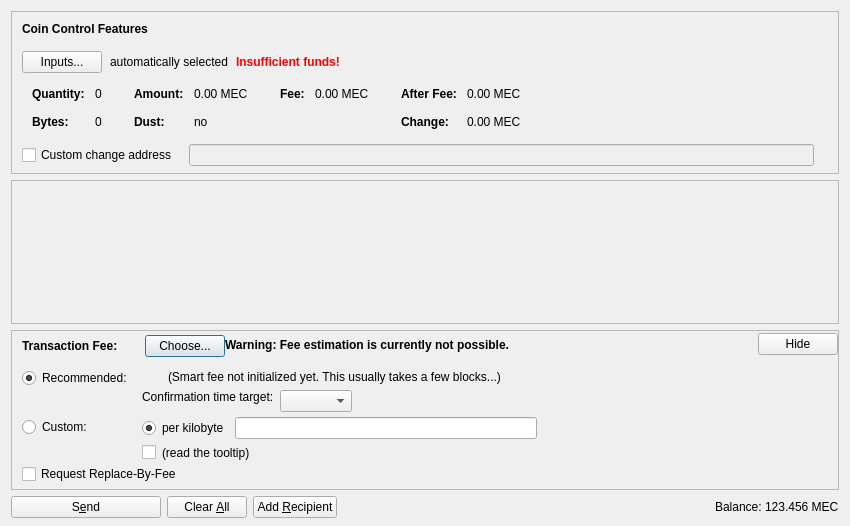
Before: the Qt Designer form src/qt/forms/sendcoinsdialog.ui in LIMXTEC/Megacoin, drawn with Qt 5.
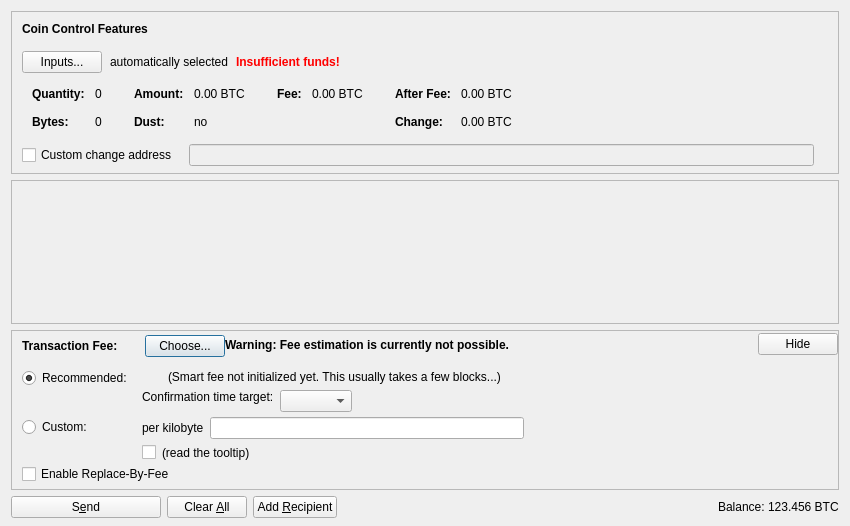
After: the same form once the commit is applied. Icons and pictures are not drawn. Custom widgets are drawn as their Qt base class.

Patch:
```diff
--- a/src/qt/forms/sendcoinsdialog.ui
+++ b/src/qt/forms/sendcoinsdialog.ui
@@ -324,7 +324,7 @@
                   <enum>Qt::ActionsContextMenu</enum>
                  </property>
                  <property name="text">
-                  <string notr="true">0.00 MEC</string>
+                  <string notr="true">0.00 BTC</string>
                  </property>
                  <property name="textInteractionFlags">
                   <set>Qt::LinksAccessibleByMouse|Qt::TextSelectableByKeyboard|Qt::TextSelectableByMouse</set>
@@ -404,7 +404,7 @@
                   <enum>Qt::ActionsContextMenu</enum>
                  </property>
                  <property name="text">
-                  <string notr="true">0.00 MEC</string>
+                  <string notr="true">0.00 BTC</string>
                  </property>
                  <property name="textInteractionFlags">
                   <set>Qt::LinksAccessibleByMouse|Qt::TextSelectableByKeyboard|Qt::TextSelectableByMouse</set>
@@ -455,7 +455,7 @@
                   <enum>Qt::ActionsContextMenu</enum>
                  </property>
                  <property name="text">
-                  <string notr="true">0.00 MEC</string>
+                  <string notr="true">0.00 BTC</string>
                  </property>
                  <property name="textInteractionFlags">
                   <set>Qt::LinksAccessibleByMouse|Qt::TextSelectableByKeyboard|Qt::TextSelectableByMouse</set>
@@ -484,7 +484,7 @@
                   <enum>Qt::ActionsContextMenu</enum>
                  </property>
                  <property name="text">
-                  <string notr="true">0.00 MEC</string>
+                  <string notr="true">0.00 BTC</string>
                  </property>
                  <property name="textInteractionFlags">
                   <set>Qt::LinksAccessibleByMouse|Qt::TextSelectableByKeyboard|Qt::TextSelectableByMouse</set>
@@ -846,19 +846,13 @@
                <item>
                 <layout class="QHBoxLayout" name="horizontalLayoutFee13">
                  <item>
-                  <widget class="QRadioButton" name="radioCustomPerKilobyte">
+                  <widget class="QLabel" name="labelCustomPerKilobyte">
                    <property name="toolTip">
                     <string>If the custom fee is set to 1000 satoshis and the transaction is only 250 bytes, then &quot;per kilobyte&quot; only pays 250 satoshis in fee, while &quot;total at least&quot; pays 1000 satoshis. For transactions bigger than a kilobyte both pay by kilobyte.</string>
                    </property>
                    <property name="text">
                     <string>per kilobyte</string>
                    </property>
-                   <property name="checked">
-                    <bool>true</bool>
-                   </property>
-                   <attribute name="buttonGroup">
-                    <string notr="true">groupCustomFee</string>
-                   </attribute>
                   </widget>
                  </item>
                  <item>
@@ -1114,7 +1108,7 @@
            <item>
             <widget class="QCheckBox" name="optInRBF">
              <property name="text">
-              <string>Request Replace-By-Fee</string>
+              <string>Enable Replace-By-Fee</string>
              </property>
              <property name="toolTip">
               <string>Indicates that the sender may wish to replace this transaction with a new one paying higher fees (prior to being confirmed).</string>
@@ -1253,7 +1247,7 @@
           <cursorShape>IBeamCursor</cursorShape>
          </property>
          <property name="text">
-          <string notr="true">123.456 MEC</string>
+          <string notr="true">123.456 BTC</string>
          </property>
          <property name="textInteractionFlags">
           <set>Qt::LinksAccessibleByMouse|Qt::TextSelectableByKeyboard|Qt::TextSelectableByMouse</set>
```
Left out of the diff: 19 changed lines with no effect on the pictures.
